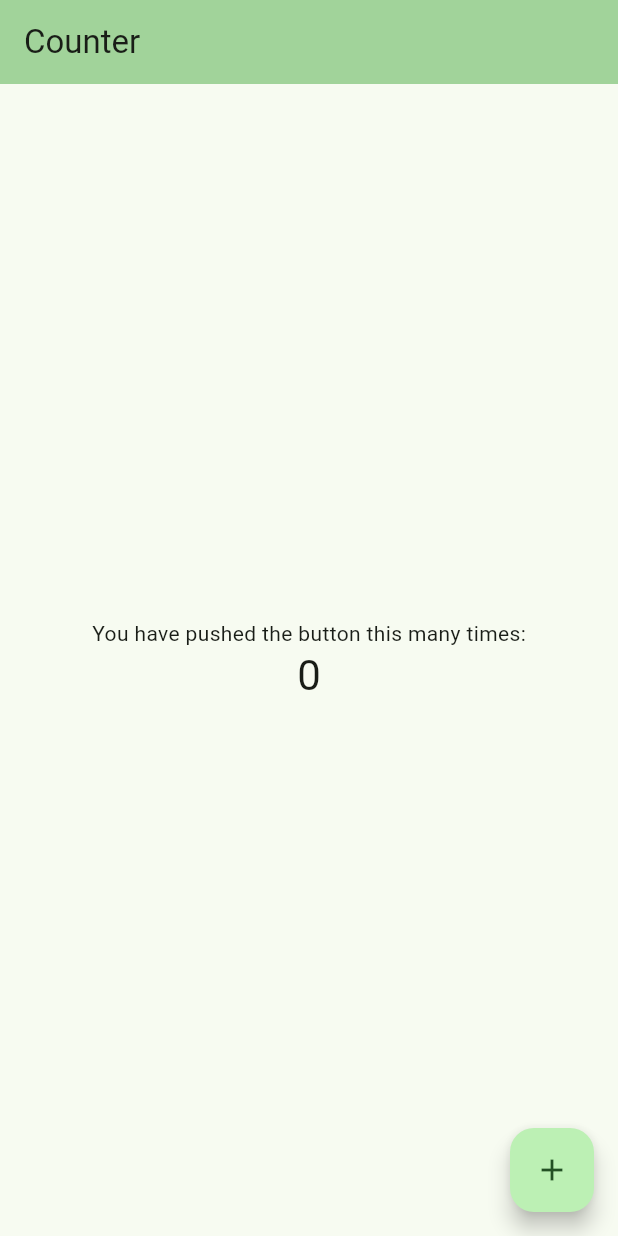
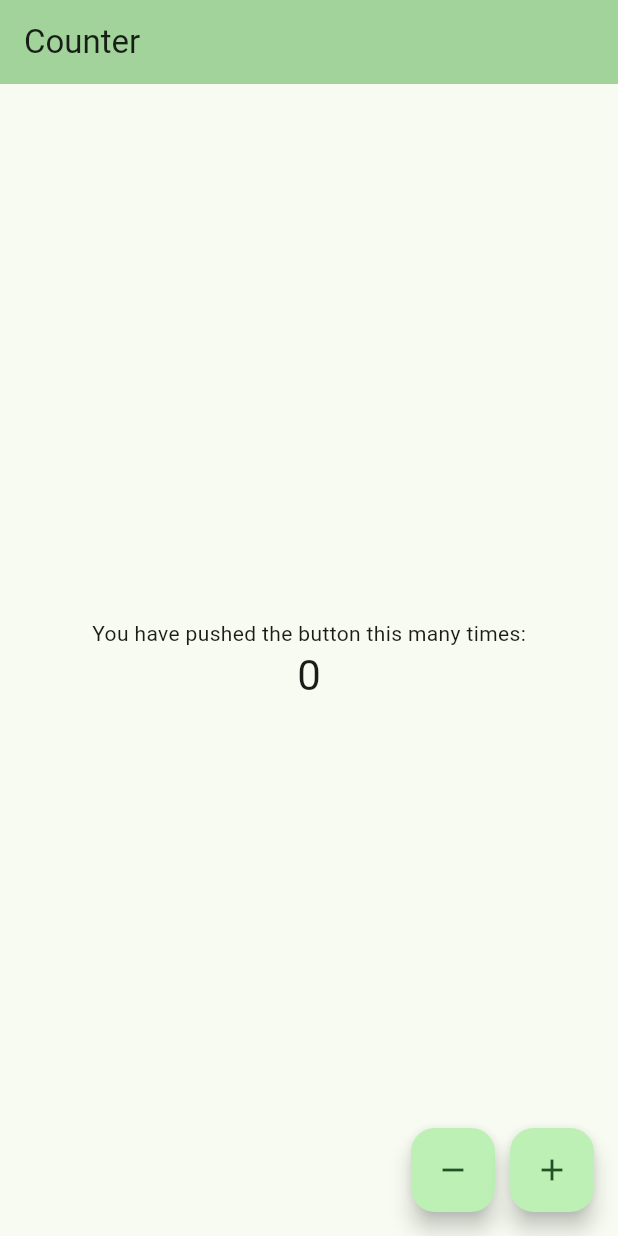
Before and after one commit to myktybayev/gitExample, a Flutter app: the screen it shows after launch, on a phone screen of 412 x 824 dp. Run offline on Flutter 3.47's test engine with Material 3 defaults, Android fonts, the phone set to English and light mode, and no system bars.

Commit message:
added _decrementCounter button & function

```diff
--- a/lib/main.dart
+++ b/lib/main.dart
@@ -38,6 +38,12 @@ class _MyHomePageState extends State<MyHomePage> {
     });
   }
 
+  void _decrementCounter() {
+    setState(() {
+      _counter--;
+    });
+  }
+
   @override
   Widget build(BuildContext context) {
     return Scaffold(
@@ -59,10 +65,23 @@ class _MyHomePageState extends State<MyHomePage> {
           ],
         ),
       ),
-      floatingActionButton: FloatingActionButton(
-        onPressed: _incrementCounter,
-        tooltip: 'Increment',
-        child: const Icon(Icons.add),
+      floatingActionButton: Row(
+        mainAxisAlignment: MainAxisAlignment.end,
+        children: [
+          FloatingActionButton(
+            onPressed: _decrementCounter,
+            tooltip: 'Decrement',
+            child: const Icon(Icons.remove),
+          ),
+          const SizedBox(
+            width: 10.0,
+          ),
+          FloatingActionButton(
+            onPressed: _incrementCounter,
+            tooltip: 'Increment',
+            child: const Icon(Icons.add),
+          ),
+        ],
       ), // This trailing comma makes auto-formatting nicer for build methods.
     );
   }
```
